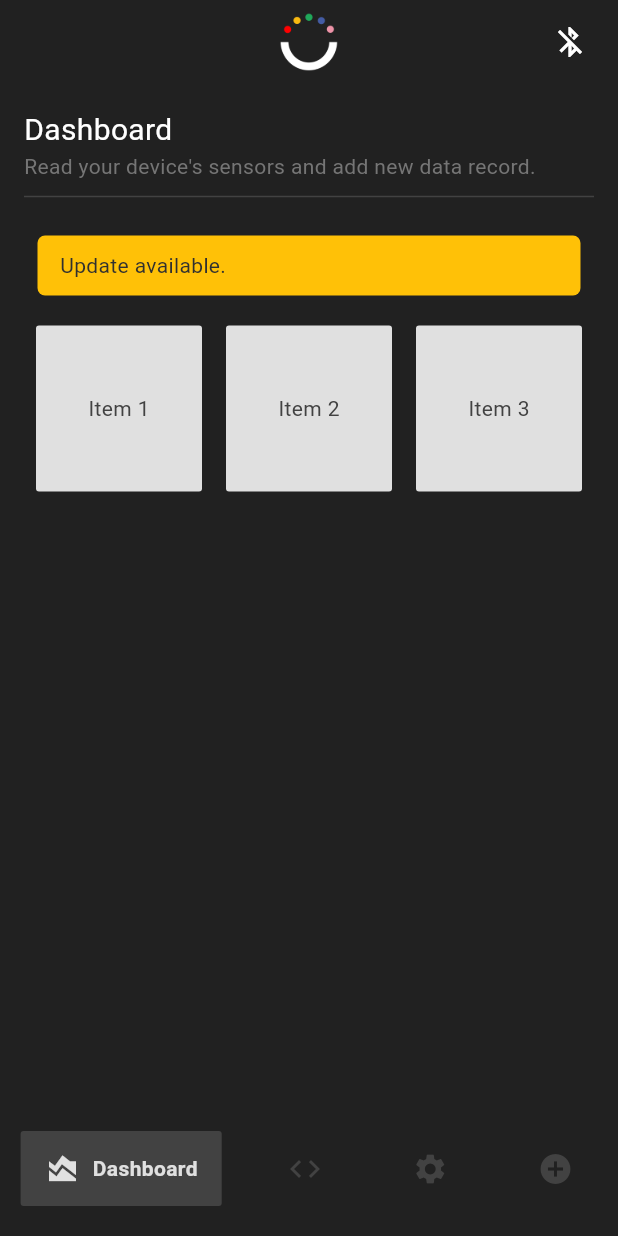
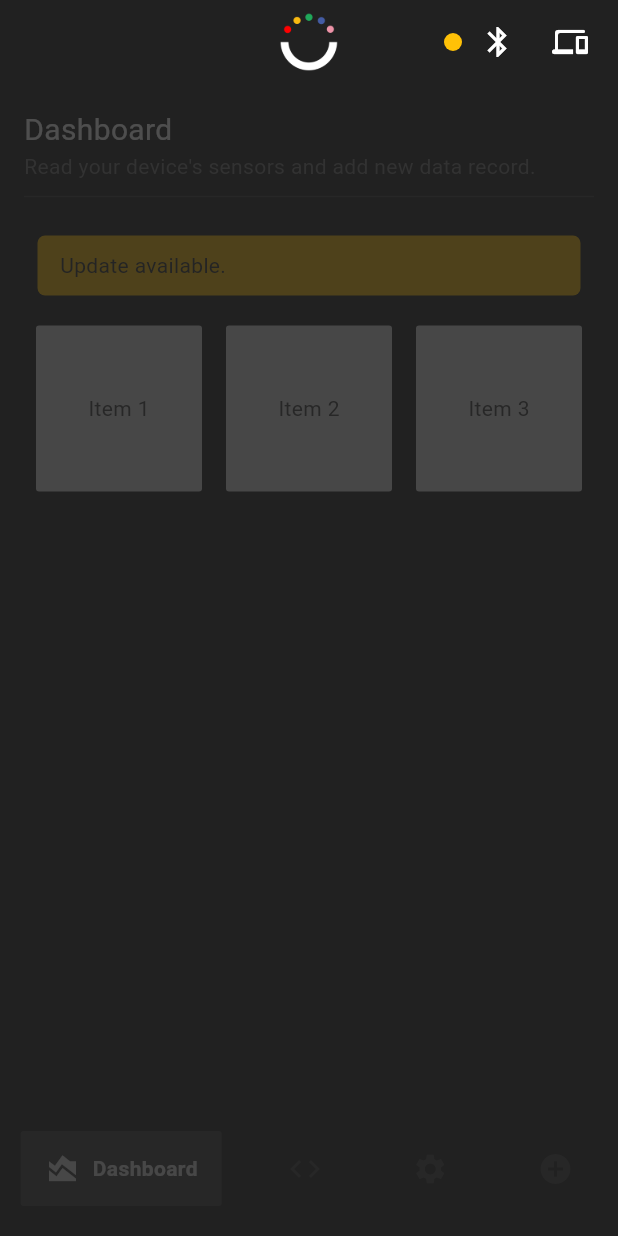
Before and after one commit to piyushagade/eFishXs-Flutter, a Flutter app: the HomePageWidget screen opened directly, on a phone screen of 412 x 824 dp. Run offline on Flutter 3.47's test engine with Material 3 defaults, Android fonts, the light colour scheme and no system bars; drawn by our look-alikes of google_nav_bar; our stand-ins replace flutter_blue, flutter_local_notifications, get, permission_handler.

Commit message:
added devices button in appbar

```diff
--- a/lib/pages/devices.dart
+++ b/lib/pages/devices.dart
@@ -27,7 +27,6 @@
 
     // Start scanning for devices
     controller.scandevices();
-
 
     return Scaffold(
       appBar: AppBar(
--- a/lib/pages/home.dart
+++ b/lib/pages/home.dart
@@ -1,3 +1,5 @@
+import 'dart:async';
+
 import 'package:efishxs/components/homenavbar.dart';
 import 'package:efishxs/controllers/ble.dart';
 import 'package:efishxs/pages/dashboard.dart';
@@ -19,6 +21,7 @@
 class _HomePageWidgetState extends State<HomePageWidget> {
 
   int _selectedtabindex = 0;
+  bool _bl_connection_status = true;
 
   void navigatebottombar (int index) {
     setState(() {
@@ -33,6 +36,20 @@
     super.initState();
   }
 
+
+  @override
+  void dispose() {
+    super.dispose();
+  }
+
+
+  // Timer.periodic(const Duration(seconds:  2), (Timer t) {
+  //   setState(() {
+  //     _bl_connection_status = controller.isconnected();
+  //   });
+  //   print("LOG: Checking connection status: " + _bl_connection_status.toString());
+  // });
+
   @override
   Widget build(BuildContext context) {
     final controller = Get.put(BLEController(
@@ -40,32 +57,81 @@
     ));
 
     return Scaffold(
-      bottomNavigationBar: BottomNavBar(
+
+      // Bottom navigation bar
+      bottomNavigationBar: IgnorePointer(
+        ignoring: !controller.connected.value,
+        child: Obx(() => Opacity(
+            opacity: controller.connected.value ? 1 : 0.2,
+            child: BottomNavBar(
               onTabChange: (index) {
                 navigatebottombar(index);
-        },
+              }
             ),
+          ),
+        ),
+      ),
+
       backgroundColor: Theme.of(context).colorScheme.background,
+
+      // Appbar
       appBar: AppBar(
         elevation: 0,
         backgroundColor: Colors.transparent,
-        leadingWidth: MediaQuery.of(context).size.width, // Set leadingWidth to full width
+        leadingWidth:
+            MediaQuery.of(context).size.width, // Set leadingWidth to full width
         leading: Center(
           child: Image.asset("assets/images/cereal.png", height: 40),
         ),
         actions: [
-            Padding(
+          Obx(() => Padding(
                 padding: const EdgeInsets.fromLTRB(2, 0, 8, 0),
-              child: IconButton(
-                icon: const Icon(Icons.bluetooth_disabled),
+                child: Row(
+                  children: [
+                    CircleAvatar(
+                      radius: 6,
+                      backgroundColor: controller.connected.value
+                          ? const Color.fromARGB(255, 40, 119, 255)
+                          : Colors.amber,
+                    ),
+                    IconButton(
+                      icon: controller.connected.value
+                          ? const Icon(Icons.bluetooth_disabled)
+                          : const Icon(Icons.bluetooth),
+                      onPressed: () {
+                        if (controller.connected.value) {
+                          print("LOG: Request to disconnect device");
+                          controller.disconnectdevice();
+                        } else {
+                          print("LOG: Request to connect device");
+                          controller.connectdevice(
+                              context, controller.connecteddevice);
+                        }
+                      },
+                    ),
+                    IconButton(
+                      icon: const Icon(Icons.devices_rounded),
                       onPressed: () {
                         controller.disconnectdevice();
+                        Get.off(() => DevicesPage());
                       },
-              ),
                     ),
                   ],
                 ),
-      body: _pages[_selectedtabindex],
+              )),
+        ],
+      ),
+
+
+      // Body
+      body: Obx(() => IgnorePointer(
+        ignoring: !controller.connected.value,
+          child: Opacity(
+            opacity: controller.connected.value ? 1 : 0.2,
+            child: _pages[_selectedtabindex],
+          ),
+        ),
+      ),
     );
   }
 }
--- a/pubspec.yaml
+++ b/pubspec.yaml
@@ -42,6 +42,7 @@
   get: ^4.6.6
   permission_handler: ^11.2.1
   shared_preferences: ^2.0.0
+  flutter_local_notifications: ^9.1.3
 
 dev_dependencies:
   flutter_test:
```
Also changed, not shown: lib/controllers/ble.dart (+38 -9 lines), pubspec.lock, 1 other file. Lines whose indentation alone changed are shown as unchanged.
